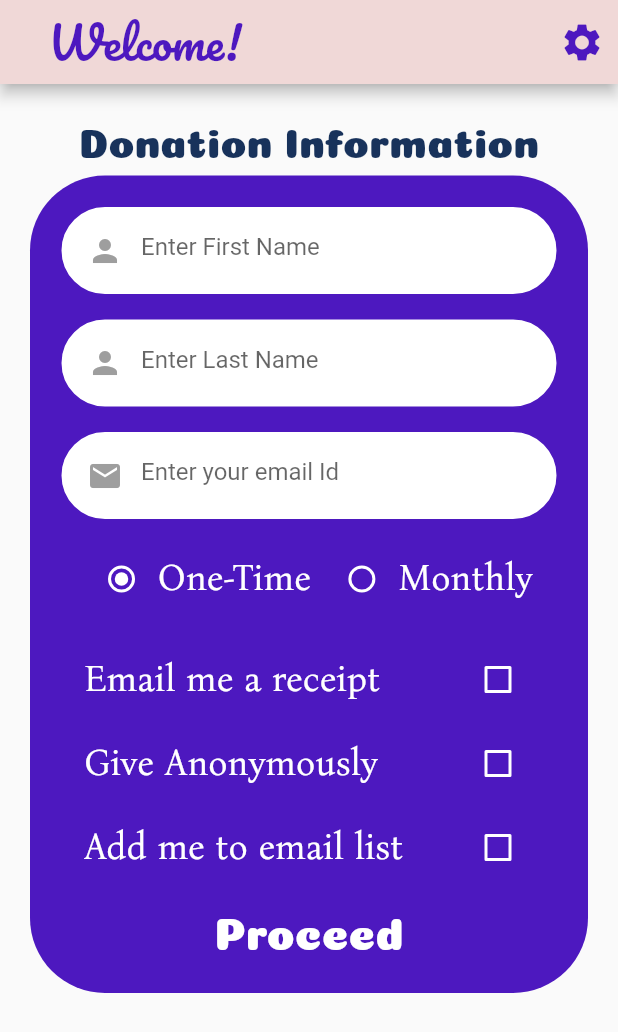
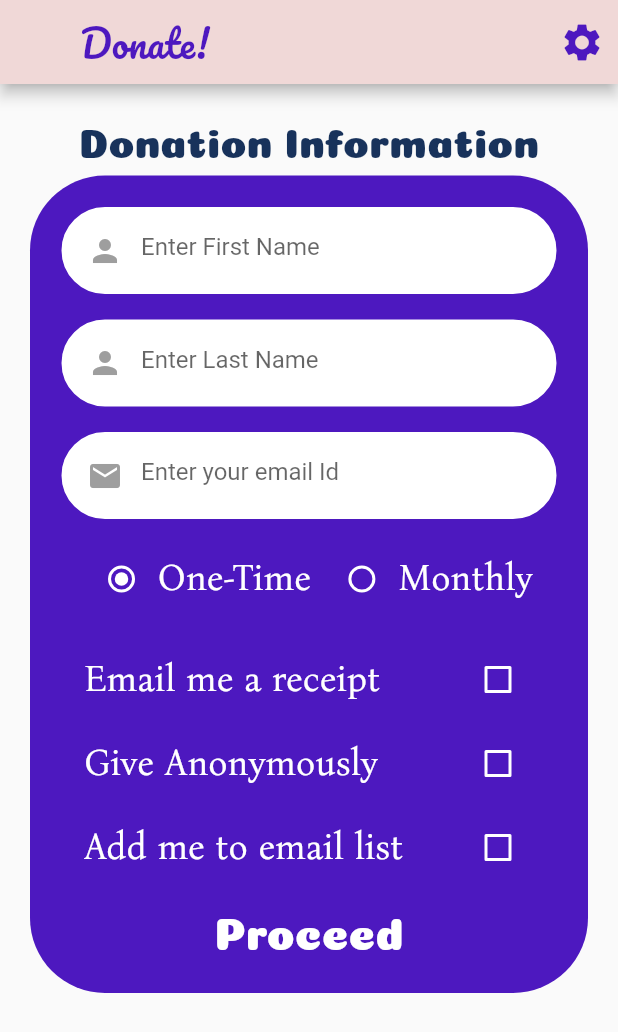
Before and after one commit to Samiksha-Garg/Unite-To-Heal, a Flutter app: the DonateHomePage screen opened by its route, on a phone screen of 412 x 824 dp. Shown: the top 1032 px of the screen. Run offline on Flutter 3.47's test engine with Material 2 defaults, Android fonts, the phone set to English and light mode, and no system bars; our stand-ins replace bubble, font_awesome_flutter; missing offline and left inert: flutter_circular_text.

Commit message:
developed DonateHomePage UI

```diff
--- a/lib/Screens/donate_home_screen.dart
+++ b/lib/Screens/donate_home_screen.dart
@@ -27,11 +27,11 @@ class _DonateHomePageState extends State<DonateHomePage> {
           child: Padding(
             padding: const EdgeInsets.only(left: 13.0),
             child: Text(
-              'Welcome!',
+              'Donate!',
               style: TextStyle(
                 color: kPurple,
                 fontFamily: 'Pacifico',
-                fontSize: 30,
+                fontSize: 25,
               ),
             ),
           ),
--- a/lib/Screens/logIn_page.dart
+++ b/lib/Screens/logIn_page.dart
@@ -27,7 +27,7 @@ class _LogInPageState extends State<LogInPage> {
                 style: TextStyle(
                   color: kPurple,
                   fontFamily: 'Pacifico',
-                  fontSize: 30,
+                  fontSize: 25,
                 ),
               ),
             ),
--- a/lib/Screens/signUp_page.dart
+++ b/lib/Screens/signUp_page.dart
@@ -31,7 +31,7 @@ class _SignUpState extends State<SignUp> {
               style: TextStyle(
                 color: kPurple,
                 fontFamily: 'Pacifico',
-                fontSize: 30,
+                fontSize: 25,
               ),
             ),
           ),
--- a/lib/main.dart
+++ b/lib/main.dart
@@ -28,7 +28,7 @@ class MyApp extends StatelessWidget {
         length: 3,
         child: Scaffold(
           appBar: AppBar(
-            leadingWidth: 180,
+            leadingWidth: 200,
             leading: Center(
               child: Padding(
                 padding: const EdgeInsets.only(left: 13.0),
@@ -37,7 +37,7 @@ class MyApp extends StatelessWidget {
                   style: TextStyle(
                     color: kPurple,
                     fontFamily: 'Pacifico',
-                    fontSize: 30,
+                    fontSize: 25,
                   ),
                 ),
               ),
```
Also changed, not shown: 2 other files.
